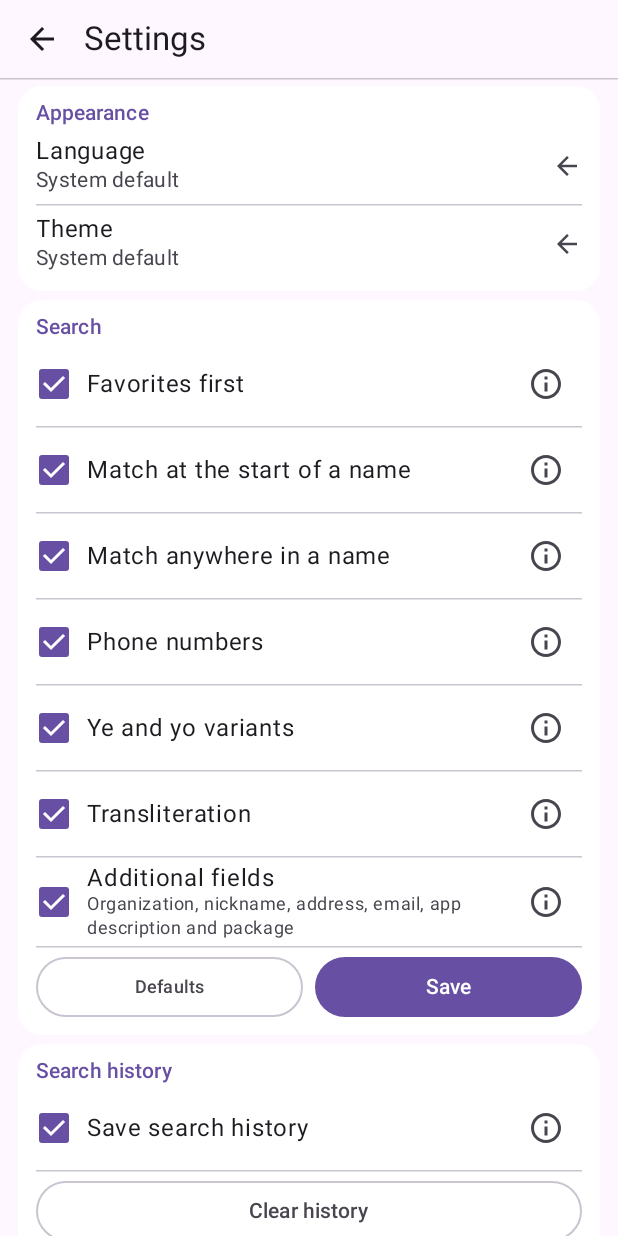
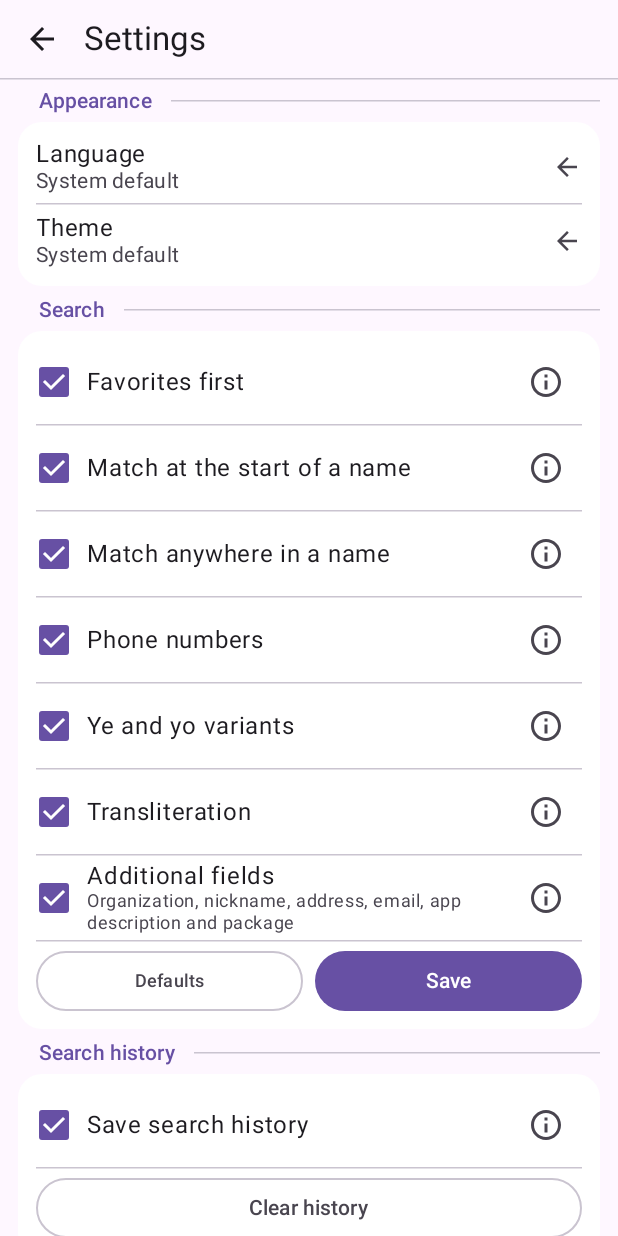
Before and after one commit to croupier/OneBar, an Android app built with Jetpack Compose: the screen it shows after launch (SettingsActivity), after a tap on "Settings", on a phone screen of 412 x 824 dp. Run offline under Robolectric (Android 15) with nearby library versions, the phone set to English and light mode, and no system bars.

Commit message:
[qoder] OneBar 0.10.0: сохранение и применение языка и темы
Добавить системный, светлый и тёмный варианты темы, выбор русского и английского языка с перезапуском активности и сохранение настроек между запусками. Обновить оформление заголовков и межстрочные интервалы экрана настроек.

```diff
--- a/app/build.gradle.kts
+++ b/app/build.gradle.kts
@@ -8,7 +8,7 @@ plugins {
 //   ломка публичного API → MAJOR; до фиксации API держим 0.x, 1.0.0 — первый релизный билд.
 //   Итерации одной задачи версию повторно не поднимают. versionCode — не semver: +1 на
 //   каждый раздаваемый билд.
-val appVersion = "0.8.3"
+val appVersion = "0.10.0"
 val appVersionCode = 24
 
 android {
@@ -66,6 +66,7 @@ dependencies {
   implementation(libs.androidx.core.ktx)
   implementation(libs.androidx.lifecycle.runtime.ktx)
   implementation(libs.androidx.activity.compose)
+  implementation(libs.androidx.appcompat)
 
   implementation(libs.androidx.lifecycle.runtime.compose)
   implementation(libs.androidx.lifecycle.viewmodel.compose)
--- a/app/src/main/kotlin/dev/onebar/app/MainActivity.kt
+++ b/app/src/main/kotlin/dev/onebar/app/MainActivity.kt
@@ -2,23 +2,27 @@ package dev.onebar.app
 
 import android.content.Intent
 import android.os.Bundle
-import androidx.activity.ComponentActivity
 import androidx.activity.compose.setContent
 import androidx.activity.enableEdgeToEdge
+import androidx.appcompat.app.AppCompatActivity
 import androidx.compose.foundation.layout.fillMaxSize
 import androidx.compose.material3.MaterialTheme
 import androidx.compose.material3.Surface
+import androidx.compose.runtime.getValue
 import androidx.compose.ui.Modifier
+import androidx.lifecycle.compose.collectAsStateWithLifecycle
 import dev.onebar.app.ui.SearchScreen
 import dev.onebar.app.ui.theme.OneBarTheme
 
-class MainActivity : ComponentActivity() {
+class MainActivity : AppCompatActivity() {
     override fun onCreate(savedInstanceState: Bundle?) {
         super.onCreate(savedInstanceState)
 
         enableEdgeToEdge()
+        val appearanceStore = (application as OneBarApplication).appearanceStore
         setContent {
-            OneBarTheme {
+            val theme by appearanceStore.theme.collectAsStateWithLifecycle()
+            OneBarTheme(theme = theme) {
                 Surface(modifier = Modifier.fillMaxSize(), color = MaterialTheme.colorScheme.background) {
                     SearchScreen(
                         onOpenSettings = {
--- /dev/null
+++ b/app/src/main/kotlin/dev/onebar/app/OneBarApplication.kt
@@ -0,0 +1,16 @@
+package dev.onebar.app
+
+import android.app.Application
+import androidx.appcompat.app.AppCompatDelegate
+import dev.onebar.app.data.AppearanceStore
+import dev.onebar.app.ui.theme.toNightMode
+
+class OneBarApplication : Application() {
+
+    val appearanceStore by lazy { AppearanceStore(this) }
+
+    override fun onCreate() {
+        super.onCreate()
+        AppCompatDelegate.setDefaultNightMode(appearanceStore.theme.value.toNightMode())
+    }
+}
--- a/app/src/main/kotlin/dev/onebar/app/SettingsActivity.kt
+++ b/app/src/main/kotlin/dev/onebar/app/SettingsActivity.kt
@@ -1,27 +1,60 @@
 package dev.onebar.app
 
 import android.os.Bundle
-import androidx.activity.ComponentActivity
 import androidx.activity.compose.setContent
 import androidx.activity.enableEdgeToEdge
+import androidx.appcompat.app.AppCompatDelegate
+import androidx.appcompat.app.AppCompatActivity
 import androidx.compose.foundation.layout.fillMaxSize
 import androidx.compose.material3.MaterialTheme
 import androidx.compose.material3.Surface
+import androidx.compose.runtime.getValue
 import androidx.compose.ui.Modifier
+import androidx.core.os.LocaleListCompat
+import androidx.lifecycle.compose.collectAsStateWithLifecycle
+import dev.onebar.app.data.LanguageOption
 import dev.onebar.app.ui.SettingsScreen
 import dev.onebar.app.ui.theme.OneBarTheme
+import dev.onebar.app.ui.theme.toNightMode
 
-class SettingsActivity : ComponentActivity() {
+class SettingsActivity : AppCompatActivity() {
     override fun onCreate(savedInstanceState: Bundle?) {
         super.onCreate(savedInstanceState)
 
         enableEdgeToEdge()
+        val appearanceStore = (application as OneBarApplication).appearanceStore
         setContent {
-            OneBarTheme {
+            val theme by appearanceStore.theme.collectAsStateWithLifecycle()
+            OneBarTheme(theme = theme) {
                 Surface(modifier = Modifier.fillMaxSize(), color = MaterialTheme.colorScheme.background) {
-                    SettingsScreen(onBack = { finish() })
+                    SettingsScreen(
+                        onBack = { finish() },
+                        language = currentLanguage(),
+                        theme = theme,
+                        onLanguageChange = { AppCompatDelegate.setApplicationLocales(it.toLocales()) },
+                        onThemeChange = {
+                            appearanceStore.setTheme(it)
+                            AppCompatDelegate.setDefaultNightMode(it.toNightMode())
+                        },
+                    )
                 }
             }
         }
     }
+
+    private fun currentLanguage(): LanguageOption {
+        val locales = AppCompatDelegate.getApplicationLocales()
+        if (locales.isEmpty()) return LanguageOption.SYSTEM
+        return when (locales.get(0)?.language) {
+            "ru" -> LanguageOption.RUSSIAN
+            "en" -> LanguageOption.ENGLISH
+            else -> LanguageOption.SYSTEM
+        }
+    }
+
+    private fun LanguageOption.toLocales(): LocaleListCompat = when (this) {
+        LanguageOption.SYSTEM -> LocaleListCompat.getEmptyLocaleList()
+        LanguageOption.RUSSIAN -> LocaleListCompat.forLanguageTags("ru")
+        LanguageOption.ENGLISH -> LocaleListCompat.forLanguageTags("en")
+    }
 }
--- /dev/null
+++ b/app/src/main/kotlin/dev/onebar/app/data/Appearance.kt
@@ -0,0 +1,44 @@
+package dev.onebar.app.data
+
+import android.content.Context
+import android.content.SharedPreferences
+import kotlinx.coroutines.flow.MutableStateFlow
+import kotlinx.coroutines.flow.StateFlow
+import kotlinx.coroutines.flow.asStateFlow
+
+enum class LanguageOption {
+    SYSTEM,
+    RUSSIAN,
+    ENGLISH,
+}
+
+enum class ThemeOption {
+    SYSTEM,
+    LIGHT,
+    DARK,
+}
+
+class AppearanceStore internal constructor(private val preferences: SharedPreferences) {
+
+    constructor(context: Context) : this(
+        context.getSharedPreferences(PREFERENCES_NAME, Context.MODE_PRIVATE),
+    )
+
+    private val _theme = MutableStateFlow(readTheme())
+    val theme: StateFlow<ThemeOption> = _theme.asStateFlow()
+
+    fun setTheme(theme: ThemeOption) {
+        preferences.edit().putString(KEY_THEME, theme.name).apply()
+        _theme.value = theme
+    }
+
+    private fun readTheme(): ThemeOption {
+        val stored = preferences.getString(KEY_THEME, null)
+        return ThemeOption.entries.firstOrNull { it.name == stored } ?: ThemeOption.SYSTEM
+    }
+
+    private companion object {
+        const val PREFERENCES_NAME = "appearance"
+        const val KEY_THEME = "theme"
+    }
+}
--- a/app/src/main/kotlin/dev/onebar/app/ui/SearchScreen.kt
+++ b/app/src/main/kotlin/dev/onebar/app/ui/SearchScreen.kt
@@ -438,7 +438,7 @@ private fun SearchBar(
 }
 
 @Composable
-private fun SectionDivider(title: String) {
+internal fun SectionDivider(title: String) {
     Box(
         modifier = Modifier
             .fillMaxWidth()
--- a/app/src/main/kotlin/dev/onebar/app/ui/SettingsScreen.kt
+++ b/app/src/main/kotlin/dev/onebar/app/ui/SettingsScreen.kt
@@ -42,11 +42,13 @@ import androidx.compose.material3.SnackbarHostState
 import androidx.compose.material3.Surface
 import androidx.compose.material3.Text
 import androidx.compose.material3.TextButton
+import androidx.compose.material3.Typography
 import androidx.compose.runtime.Composable
 import androidx.compose.runtime.getValue
 import androidx.compose.runtime.mutableStateOf
 import androidx.compose.runtime.remember
 import androidx.compose.runtime.rememberCoroutineScope
+import androidx.compose.runtime.saveable.listSaver
 import androidx.compose.runtime.saveable.rememberSaveable
 import androidx.compose.runtime.setValue
 import androidx.compose.ui.Alignment
@@ -59,25 +61,16 @@ import androidx.compose.ui.res.colorResource
 import androidx.compose.ui.res.painterResource
 import androidx.compose.ui.res.stringResource
 import androidx.compose.ui.semantics.Role
+import androidx.compose.ui.text.TextStyle
 import androidx.compose.ui.text.font.FontWeight
 import androidx.compose.ui.unit.dp
 import androidx.compose.ui.unit.sp
 import androidx.compose.ui.window.Dialog
 import androidx.compose.ui.window.DialogProperties
 import dev.onebar.app.R
+import dev.onebar.app.data.LanguageOption
+import dev.onebar.app.data.ThemeOption
 import kotlinx.coroutines.launch
-
-private enum class LanguageOption {
-    SYSTEM,
-    RUSSIAN,
-    ENGLISH,
-}
-
-private enum class ThemeOption {
-    SYSTEM,
-    LIGHT,
-    DARK,
-}
 
 private data class SearchOptions(
     val favoritesFirst: Boolean = true,
@@ -87,6 +80,31 @@ private data class SearchOptions(
     val yo: Boolean = true,
     val translit: Boolean = true,
     val extraFields: Boolean = true,
+)
+
+private val SearchOptionsSaver = listSaver<SearchOptions, Boolean>(
+    save = {
+        listOf(
+            it.favoritesFirst,
+            it.prefix,
+            it.contains,
+            it.phone,
+            it.yo,
+            it.translit,
+            it.extraFields,
+        )
+    },
+    restore = {
+        SearchOptions(
+            favoritesFirst = it[0],
+            prefix = it[1],
+            contains = it[2],
+            phone = it[3],
+            yo = it[4],
+            translit = it[5],
+            extraFields = it[6],
+        )
+    },
 )
 
 private enum class InfoTopic(val titleRes: Int, val textRes: Int) {
@@ -101,11 +119,36 @@ private enum class InfoTopic(val titleRes: Int, val textRes: Int) {
 }
 
 @Composable
-fun SettingsScreen(onBack: () -> Unit) {
-    var language by rememberSaveable { mutableStateOf(LanguageOption.SYSTEM) }
-    var theme by rememberSaveable { mutableStateOf(ThemeOption.SYSTEM) }
-    var searchOptions by remember { mutableStateOf(SearchOptions()) }
-    var savedSearchOptions by remember { mutableStateOf(SearchOptions()) }
+fun SettingsScreen(
+    onBack: () -> Unit,
+    language: LanguageOption = LanguageOption.SYSTEM,
+    theme: ThemeOption = ThemeOption.SYSTEM,
+    onLanguageChange: (LanguageOption) -> Unit = {},
+    onThemeChange: (ThemeOption) -> Unit = {},
+) {
+    val typography = MaterialTheme.typography
+    val compactTypography = remember(typography) { typography.withLineHeightRatio(1.2f) }
+    MaterialTheme(typography = compactTypography) {
+        SettingsScreenContent(
+            onBack = onBack,
+            language = language,
+            theme = theme,
+            onLanguageChange = onLanguageChange,
+            onThemeChange = onThemeChange,
+        )
+    }
+}
+
+@Composable
+private fun SettingsScreenContent(
+    onBack: () -> Unit,
+    language: LanguageOption,
+    theme: ThemeOption,
+    onLanguageChange: (LanguageOption) -> Unit,
+    onThemeChange: (ThemeOption) -> Unit,
+) {
+    var searchOptions by rememberSaveable(stateSaver = SearchOptionsSaver) { mutableStateOf(SearchOptions()) }
+    var savedSearchOptions by rememberSaveable(stateSaver = SearchOptionsSaver) { mutableStateOf(SearchOptions()) }
     var saveHistory by rememberSaveable { mutableStateOf(true) }
     var savedSaveHistory by remember { mutableStateOf(true) }
     var showLanguageDialog by rememberSaveable { mutableStateOf(false) }
@@ -252,7 +295,7 @@ fun SettingsScreen(onBack: () -> Unit) {
             ),
             selected = language.ordinal,
             onSelect = {
-                language = LanguageOption.values()[it]
+                onLanguageChange(LanguageOption.entries[it])
                 showLanguageDialog = false
             },
             onDismiss = { showLanguageDialog = false },
@@ -268,7 +311,7 @@ fun SettingsScreen(onBack: () -> Unit) {
             ),
             selected = theme.ordinal,
             onSelect = {
-                theme = ThemeOption.values()[it]
+                onThemeChange(ThemeOption.entries[it])
                 showThemeDialog = false
             },
             onDismiss = { showThemeDialog = false },
@@ -432,6 +475,11 @@ private fun SettingsCard(
     title: String,
     content: @Composable ColumnScope.() -> Unit,
 ) {
+    Column(
+        modifier = Modifier.fillMaxWidth(),
+        verticalArrangement = Arrangement.spacedBy(4.dp),
+    ) {
+        SectionDivider(title)
         Card(
             modifier = Modifier.fillMaxWidth(),
             shape = RoundedCornerShape(CONTACT_CARD_RADIUS),
@@ -442,12 +490,8 @@ private fun SettingsCard(
                 modifier = Modifier.padding(horizontal = 12.dp, vertical = 8.dp),
                 verticalArrangement = Arrangement.spacedBy(CONTACT_ROW_GAP),
             ) {
-            Text(
-                text = title,
-                style = MaterialTheme.typography.titleSmall,
-                color = MaterialTheme.colorScheme.primary,
-            )
                 content()
+            }
         }
     }
 }
@@ -762,3 +806,24 @@ private fun ThemeOption.label(): String = stringResource(
         ThemeOption.DARK -> R.string.settings_theme_dark
     }
 )
+
+private fun TextStyle.withLineHeightRatio(ratio: Float): TextStyle =
+    copy(lineHeight = fontSize * ratio)
+
+private fun Typography.withLineHeightRatio(ratio: Float): Typography = copy(
+    displayLarge = displayLarge.withLineHeightRatio(ratio),
+    displayMedium = displayMedium.withLineHeightRatio(ratio),
+    displaySmall = displaySmall.withLineHeightRatio(ratio),
+    headlineLarge = headlineLarge.withLineHeightRatio(ratio),
+    headlineMedium = headlineMedium.withLineHeightRatio(ratio),
+    headlineSmall = headlineSmall.withLineHeightRatio(ratio),
+    titleLarge = titleLarge.withLineHeightRatio(ratio),
+    titleMedium = titleMedium.withLineHeightRatio(ratio),
+    titleSmall = titleSmall.withLineHeightRatio(ratio),
+    bodyLarge = bodyLarge.withLineHeightRatio(ratio),
+    bodyMedium = bodyMedium.withLineHeightRatio(ratio),
+    bodySmall = bodySmall.withLineHeightRatio(ratio),
+    labelLarge = labelLarge.withLineHeightRatio(ratio),
+    labelMedium = labelMedium.withLineHeightRatio(ratio),
+    labelSmall = labelSmall.withLineHeightRatio(ratio),
+)
--- a/app/src/main/kotlin/dev/onebar/app/ui/theme/Theme.kt
+++ b/app/src/main/kotlin/dev/onebar/app/ui/theme/Theme.kt
@@ -16,12 +16,14 @@
 
 package dev.onebar.app.ui.theme
 
+import androidx.appcompat.app.AppCompatDelegate
 import androidx.compose.foundation.isSystemInDarkTheme
 import androidx.compose.material3.ColorScheme
 import androidx.compose.material3.MaterialTheme
 import androidx.compose.material3.darkColorScheme
 import androidx.compose.material3.lightColorScheme
 import androidx.compose.runtime.Composable
+import dev.onebar.app.data.ThemeOption
 
 // Схемы собраны по всем ролям, а не только по primary: UI читает surfaceVariant (фон чипов
 // иконок), onSurfaceVariant (их tint), outlineVariant (разделители) и background, поэтому
@@ -106,9 +108,20 @@ private val DarkColorScheme: ColorScheme = darkColorScheme(
 // темой seed Green #006200 просто перекрывался бы системной схемой на Android 12+.
 @Composable
 fun OneBarTheme(
-    darkTheme: Boolean = isSystemInDarkTheme(),
+    theme: ThemeOption = ThemeOption.SYSTEM,
     content: @Composable () -> Unit,
 ) {
+    val darkTheme = when (theme) {
+        ThemeOption.SYSTEM -> isSystemInDarkTheme()
+        ThemeOption.LIGHT -> false
+        ThemeOption.DARK -> true
+    }
     val colorScheme = if (darkTheme) DarkColorScheme else LightColorScheme
     MaterialTheme(colorScheme = colorScheme, typography = Typography, content = content)
 }
+
+internal fun ThemeOption.toNightMode(): Int = when (this) {
+    ThemeOption.SYSTEM -> AppCompatDelegate.MODE_NIGHT_FOLLOW_SYSTEM
+    ThemeOption.LIGHT -> AppCompatDelegate.MODE_NIGHT_NO
+    ThemeOption.DARK -> AppCompatDelegate.MODE_NIGHT_YES
+}
--- a/app/src/main/res/values-night/themes.xml
+++ b/app/src/main/res/values-night/themes.xml
@@ -1,6 +1,6 @@
 <?xml version="1.0" encoding="utf-8"?>
 <resources>
-    <style name="Theme.OneBar" parent="android:Theme.Material.NoActionBar">
+    <style name="Theme.OneBar" parent="Theme.AppCompat.DayNight.NoActionBar">
         <item name="android:windowBackground">@color/window_background</item>
     </style>
 </resources>
--- a/app/src/main/res/values/themes.xml
+++ b/app/src/main/res/values/themes.xml
@@ -1,6 +1,6 @@
 <?xml version="1.0" encoding="utf-8"?>
 <resources>
-    <style name="Theme.OneBar" parent="android:Theme.Material.Light.NoActionBar">
+    <style name="Theme.OneBar" parent="Theme.AppCompat.DayNight.NoActionBar">
         <item name="android:windowBackground">@color/window_background</item>
     </style>
 </resources>
--- /dev/null
+++ b/app/src/main/res/xml/locales_config.xml
@@ -0,0 +1,5 @@
+<?xml version="1.0" encoding="utf-8"?>
+<locale-config xmlns:android="http://schemas.android.com/apk/res/android">
+    <locale android:name="ru" />
+    <locale android:name="en" />
+</locale-config>
--- a/gradle/libs.versions.toml
+++ b/gradle/libs.versions.toml
@@ -3,6 +3,7 @@ androidGradlePlugin = "9.0.1"
 androidxCore = "1.18.0"
 androidxLifecycle = "2.10.0"
 androidxActivity = "1.13.0"
+androidxAppcompat = "1.7.1"
 androidxComposeBom = "2026.03.01"
 androidxDatastore = "1.3.0"
 androidxTest = "1.7.0"
@@ -16,6 +17,7 @@ kotlin = "2.3.20"
 [libraries]
 androidx-core-ktx = { module = "androidx.core:core-ktx", version.ref = "androidxCore" }
 androidx-activity-compose = { module = "androidx.activity:activity-compose", version.ref = "androidxActivity" }
+androidx-appcompat = { module = "androidx.appcompat:appcompat", version.ref = "androidxAppcompat" }
 androidx-compose-bom = { group = "androidx.compose", name = "compose-bom", version.ref = "androidxComposeBom" }
 androidx-compose-material3 = { group = "androidx.compose.material3", name = "material3" }
 androidx-compose-ui = { group = "androidx.compose.ui", name = "ui" }
```
Also changed, not shown: app/src/main/AndroidManifest.xml (+11 -0 lines), 2 other files. Lines whose indentation alone changed are shown as unchanged.
